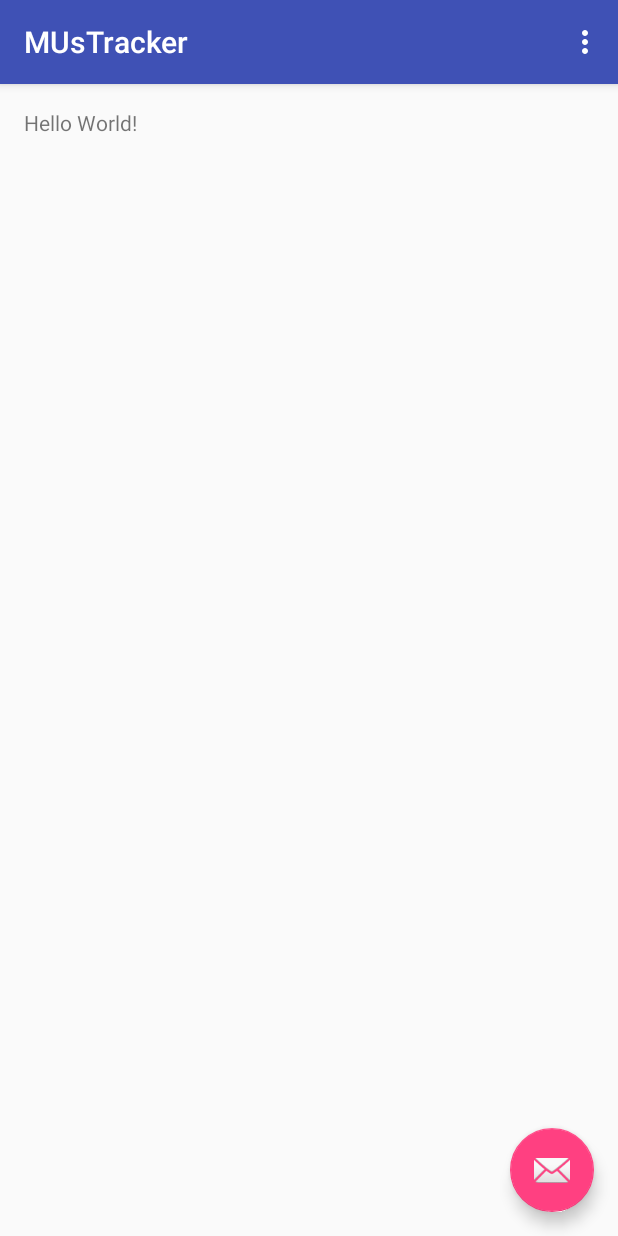
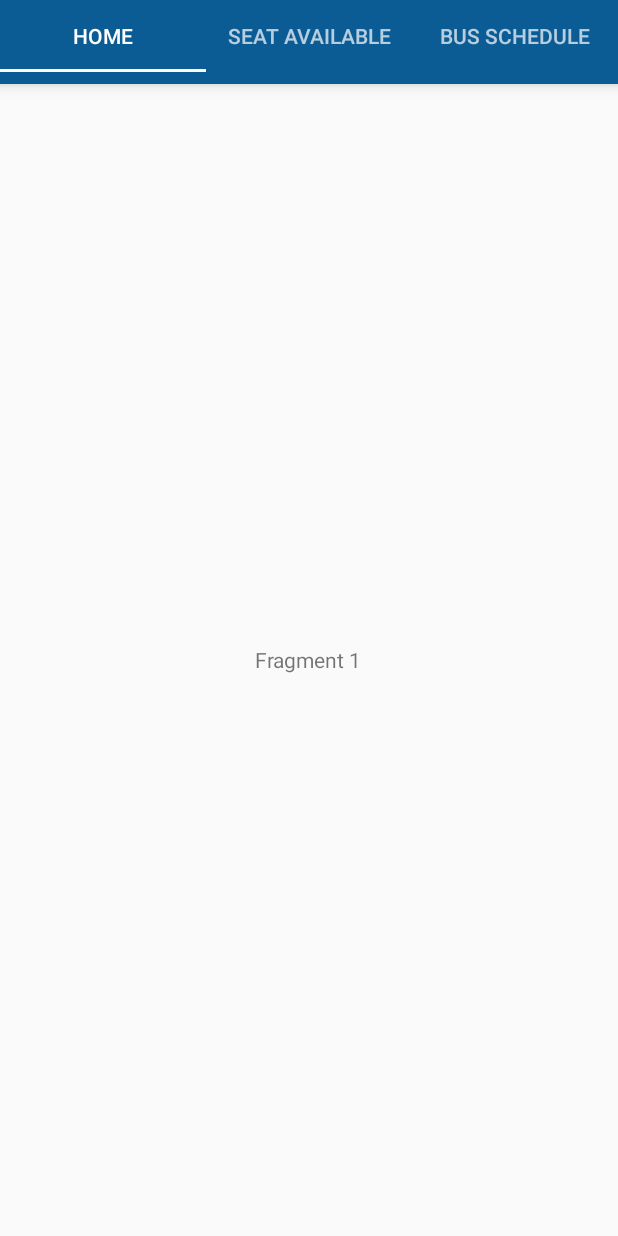
Before and after one commit to kotcharatp/MUsTracker, an Android app: the screen it shows after launch (MainActivity), on a phone screen of 412 x 824 dp. Run offline under Robolectric (Android 15) with nearby library versions, the phone set to English and light mode, and no system bars.

Commit message:
Tab menu bar

```diff
--- a/app/build.gradle
+++ b/app/build.gradle
@@ -24,4 +24,6 @@ dependencies {
     testCompile 'junit:junit:4.12'
     compile 'com.android.support:appcompat-v7:23.1.1'
     compile 'com.android.support:design:23.1.1'
+    compile 'com.android.support:support-v4:23.1.1'
+
 }
--- /dev/null
+++ b/app/src/main/java/com/bustracker/mustracker/FragmentTab1.java
@@ -0,0 +1,19 @@
+package com.bustracker.mustracker;
+
+/**
+ * Created by kotcharat on 1/31/16.
+ */
+import android.os.Bundle;
+import android.support.v4.app.Fragment;
+import android.view.LayoutInflater;
+import android.view.View;
+import android.view.ViewGroup;
+
+public class FragmentTab1 extends Fragment {
+    @Override
+    public View onCreateView(LayoutInflater inflater, ViewGroup container, Bundle savedInstanceState) {
+        View rootView = inflater.inflate(R.layout.fragment1, container, false);
+        return rootView;
+    }
+
+}
--- /dev/null
+++ b/app/src/main/java/com/bustracker/mustracker/FragmentTab2.java
@@ -0,0 +1,20 @@
+package com.bustracker.mustracker;
+
+/**
+ * Created by kotcharat on 1/31/16.
+ */
+import android.os.Bundle;
+import android.support.v4.app.Fragment;
+import android.view.LayoutInflater;
+import android.view.View;
+import android.view.ViewGroup;
+
+public class FragmentTab2 extends Fragment {
+    @Override
+    public View onCreateView(LayoutInflater inflater, ViewGroup container,
+                             Bundle savedInstanceState) {
+        View rootView = inflater.inflate(R.layout.fragment2, container, false);
+        return rootView;
+    }
+
+}
--- a/app/src/main/java/com/bustracker/mustracker/MainActivity.java
+++ b/app/src/main/java/com/bustracker/mustracker/MainActivity.java
@@ -1,23 +1,28 @@
 package com.bustracker.mustracker;
 
+import android.app.Fragment;
 import android.os.Bundle;
 import android.support.design.widget.FloatingActionButton;
 import android.support.design.widget.Snackbar;
+import android.support.design.widget.TabLayout;
+import android.support.v4.view.ViewPager;
+import android.support.v7.app.ActionBar;
+import android.support.v7.app.ActionBarActivity;
 import android.support.v7.app.AppCompatActivity;
 import android.support.v7.widget.Toolbar;
 import android.view.View;
 import android.view.Menu;
 import android.view.MenuItem;
 
-public class MainActivity extends AppCompatActivity {
+public class MainActivity extends ActionBarActivity {
 
     @Override
     protected void onCreate(Bundle savedInstanceState) {
         super.onCreate(savedInstanceState);
         setContentView(R.layout.activity_main);
         Toolbar toolbar = (Toolbar) findViewById(R.id.toolbar);
-        setSupportActionBar(toolbar);
 
+        /*
         FloatingActionButton fab = (FloatingActionButton) findViewById(R.id.fab);
         fab.setOnClickListener(new View.OnClickListener() {
             @Override
@@ -25,7 +30,36 @@ public class MainActivity extends AppCompatActivity {
                 Snackbar.make(view, "Replace with your own action", Snackbar.LENGTH_LONG)
                         .setAction("Action", null).show();
             }
+        }); */
+
+        TabLayout tabLayout = (TabLayout)findViewById(R.id.tab_layout);
+        tabLayout.addTab(tabLayout.newTab().setText("Home"));
+        tabLayout.addTab(tabLayout.newTab().setText("Seat Available"));
+        tabLayout.addTab(tabLayout.newTab().setText("Bus Schedule"));
+        tabLayout.setTabGravity(TabLayout.GRAVITY_FILL);
+
+        final ViewPager viewPager = (ViewPager) findViewById(R.id.pager);
+        final PagerAdapter adapter = new PagerAdapter
+                (getSupportFragmentManager(), tabLayout.getTabCount());
+        viewPager.setAdapter(adapter);
+        viewPager.addOnPageChangeListener(new TabLayout.TabLayoutOnPageChangeListener(tabLayout));
+        tabLayout.setOnTabSelectedListener(new TabLayout.OnTabSelectedListener() {
+            @Override
+            public void onTabSelected(TabLayout.Tab tab) {
+                viewPager.setCurrentItem(tab.getPosition());
+            }
+
+            @Override
+            public void onTabUnselected(TabLayout.Tab tab) {
+
+            }
+
+            @Override
+            public void onTabReselected(TabLayout.Tab tab) {
+
+            }
         });
+
     }
 
     @Override
@@ -33,6 +67,7 @@ public class MainActivity extends AppCompatActivity {
         // Inflate the menu; this adds items to the action bar if it is present.
         getMenuInflater().inflate(R.menu.menu_main, menu);
         return true;
+
     }
 
     @Override
@@ -43,10 +78,8 @@ public class MainActivity extends AppCompatActivity {
         int id = item.getItemId();
 
         //noinspection SimplifiableIfStatement
-        if (id == R.id.action_settings) {
-            return true;
-        }
 
         return super.onOptionsItemSelected(item);
+
     }
 }
--- /dev/null
+++ b/app/src/main/java/com/bustracker/mustracker/PagerAdapter.java
@@ -0,0 +1,40 @@
+package com.bustracker.mustracker;
+
+import android.support.v4.app.FragmentManager;
+import android.support.v4.app.Fragment;
+import android.support.v4.app.FragmentStatePagerAdapter;
+
+/**
+ * Created by kotcharat on 2/2/16.
+ */
+public class PagerAdapter extends FragmentStatePagerAdapter {
+    int mNumOfTabs;
+
+    public PagerAdapter(FragmentManager fm, int NumOfTabs) {
+        super(fm);
+        this.mNumOfTabs = NumOfTabs;
+    }
+
+    @Override
+    public Fragment getItem(int position) {
+
+        switch (position) {
+            case 0:
+                FragmentTab1 tab1 = new FragmentTab1();
+                return tab1;
+            case 1:
+                FragmentTab2 tab2 = new FragmentTab2();
+                return tab2;
+            case 2:
+                FragmentTab3 tab3 = new FragmentTab3();
+                return tab3;
+            default:
+                return null;
+        }
+    }
+
+    @Override
+    public int getCount() {
+        return mNumOfTabs;
+    }
+}
--- a/app/src/main/res/layout/activity_main.xml
+++ b/app/src/main/res/layout/activity_main.xml
@@ -1,34 +1,26 @@
-<?xml version="1.0" encoding="utf-8"?>
-<android.support.design.widget.CoordinatorLayout xmlns:android="http://schemas.android.com/apk/res/android"
+<RelativeLayout
+    android:id="@+id/main_layout"
+    xmlns:android="http://schemas.android.com/apk/res/android"
     xmlns:app="http://schemas.android.com/apk/res-auto"
     xmlns:tools="http://schemas.android.com/tools"
     android:layout_width="match_parent"
     android:layout_height="match_parent"
-    android:fitsSystemWindows="true"
-    tools:context="com.bustracker.mustracker.MainActivity">
+    tools:context=".MainActivity">
 
-    <android.support.design.widget.AppBarLayout
+    <android.support.design.widget.TabLayout
+        android:id="@+id/tab_layout"
         android:layout_width="match_parent"
         android:layout_height="wrap_content"
-        android:theme="@style/AppTheme.AppBarOverlay">
+        android:background="#0b5c94"
+        android:elevation="6dp"
+        android:minHeight="?attr/actionBarSize"
+        android:theme="@style/ThemeOverlay.AppCompat.Dark.ActionBar"
+        android:baselineAligned="false" />
 
-        <android.support.v7.widget.Toolbar
-            android:id="@+id/toolbar"
-            android:layout_width="match_parent"
-            android:layout_height="?attr/actionBarSize"
-            android:background="?attr/colorPrimary"
-            app:popupTheme="@style/AppTheme.PopupOverlay" />
+    <android.support.v4.view.ViewPager
+        android:id="@+id/pager"
+        android:layout_width="match_parent"
+        android:layout_height="fill_parent"
+        android:layout_below="@id/tab_layout"/>
 
-    </android.support.design.widget.AppBarLayout>
-
-    <include layout="@layout/content_main" />
-
-    <android.support.design.widget.FloatingActionButton
-        android:id="@+id/fab"
-        android:layout_width="wrap_content"
-        android:layout_height="wrap_content"
-        android:layout_gravity="bottom|end"
-        android:layout_margin="@dimen/fab_margin"
-        android:src="@android:drawable/ic_dialog_email" />
-
-</android.support.design.widget.CoordinatorLayout>
+</RelativeLayout>
--- a/app/src/main/res/layout/content_main.xml
+++ b/app/src/main/res/layout/content_main.xml
@@ -1,19 +1,37 @@
-<?xml version="1.0" encoding="utf-8"?>
-<RelativeLayout xmlns:android="http://schemas.android.com/apk/res/android"
+<RelativeLayout
+    android:id="@+id/main_layout"
+    xmlns:android="http://schemas.android.com/apk/res/android"
     xmlns:app="http://schemas.android.com/apk/res-auto"
     xmlns:tools="http://schemas.android.com/tools"
     android:layout_width="match_parent"
     android:layout_height="match_parent"
-    android:paddingBottom="@dimen/activity_vertical_margin"
-    android:paddingLeft="@dimen/activity_horizontal_margin"
-    android:paddingRight="@dimen/activity_horizontal_margin"
-    android:paddingTop="@dimen/activity_vertical_margin"
-    app:layout_behavior="@string/appbar_scrolling_view_behavior"
-    tools:context="com.bustracker.mustracker.MainActivity"
-    tools:showIn="@layout/activity_main">
+    tools:context=".MainActivity">
 
-    <TextView
-        android:layout_width="wrap_content"
+    <android.support.v7.widget.Toolbar
+        android:id="@+id/toolbar"
+        android:layout_width="match_parent"
         android:layout_height="wrap_content"
-        android:text="Hello World!" />
+        android:layout_alignParentTop="true"
+        android:background="?attr/colorPrimary"
+        android:elevation="6dp"
+        android:minHeight="?attr/actionBarSize"
+        android:theme="@style/ThemeOverlay.AppCompat.Dark.ActionBar"
+        app:popupTheme="@style/ThemeOverlay.AppCompat.Light"/>
+
+    <android.support.design.widget.TabLayout
+        android:id="@+id/tab_layout"
+        android:layout_width="match_parent"
+        android:layout_height="wrap_content"
+        android:layout_below="@+id/toolbar"
+        android:background="?attr/colorPrimary"
+        android:elevation="6dp"
+        android:minHeight="?attr/actionBarSize"
+        android:theme="@style/ThemeOverlay.AppCompat.Dark.ActionBar"/>
+
+    <android.support.v4.view.ViewPager
+        android:id="@+id/pager"
+        android:layout_width="match_parent"
+        android:layout_height="fill_parent"
+        android:layout_below="@id/tab_layout"/>
+
 </RelativeLayout>
--- /dev/null
+++ b/app/src/main/res/layout/fragment1.xml
@@ -0,0 +1,14 @@
+<RelativeLayout xmlns:android="http://schemas.android.com/apk/res/android"
+    xmlns:tools="http://schemas.android.com/tools"
+    android:layout_width="match_parent"
+    android:layout_height="match_parent"
+    android:orientation="vertical">
+
+    <TextView
+        android:layout_width="wrap_content"
+        android:layout_height="wrap_content"
+        android:layout_centerHorizontal="true"
+        android:layout_centerVertical="true"
+        android:text="Fragment 1" />
+
+</RelativeLayout>
--- a/app/src/main/res/menu/menu_main.xml
+++ b/app/src/main/res/menu/menu_main.xml
@@ -2,9 +2,6 @@
     xmlns:app="http://schemas.android.com/apk/res-auto"
     xmlns:tools="http://schemas.android.com/tools"
     tools:context="com.bustracker.mustracker.MainActivity">
-    <item
-        android:id="@+id/action_settings"
-        android:orderInCategory="100"
-        android:title="@string/action_settings"
-        app:showAsAction="never" />
+
+
 </menu>
--- a/app/src/main/res/values/colors.xml
+++ b/app/src/main/res/values/colors.xml
@@ -1,6 +1,9 @@
 <?xml version="1.0" encoding="utf-8"?>
 <resources>
-    <color name="colorPrimary">#3F51B5</color>
-    <color name="colorPrimaryDark">#303F9F</color>
-    <color name="colorAccent">#FF4081</color>
+    <color name="colorPrimary">#0b5c94</color>
+    <color name="colorPrimaryDark">#06365a</color>
+    <color name="colorAccent">#FFFFFF</color>
+    <color name="textColorPrimary">#FFFFFF</color>
+    <color name="windowBackground">#FFFFFF</color>
+    <color name="navigationBarColor">#000000</color>
 </resources>
--- a/app/src/main/res/values/dimens.xml
+++ b/app/src/main/res/values/dimens.xml
@@ -2,5 +2,7 @@
     <!-- Default screen margins, per the Android Design guidelines. -->
     <dimen name="activity_horizontal_margin">16dp</dimen>
     <dimen name="activity_vertical_margin">16dp</dimen>
+    <dimen name="tab_label">17sp</dimen>
     <dimen name="fab_margin">16dp</dimen>
+
 </resources>
--- a/app/src/main/res/values/strings.xml
+++ b/app/src/main/res/values/strings.xml
@@ -1,4 +1,7 @@
 <resources>
     <string name="app_name">MUsTracker</string>
     <string name="action_settings">Settings</string>
+
+    <!-- TODO: Remove or change this placeholder text -->
+    <string name="hello_blank_fragment">Hello blank fragment</string>
 </resources>
--- a/app/src/main/res/values/styles.xml
+++ b/app/src/main/res/values/styles.xml
@@ -1,7 +1,7 @@
 <resources>
 
     <!-- Base application theme. -->
-    <style name="AppTheme" parent="Theme.AppCompat.Light.DarkActionBar">
+    <style name="AppTheme" parent="Theme.AppCompat.Light.NoActionBar">
         <!-- Customize your theme here. -->
         <item name="colorPrimary">@color/colorPrimary</item>
         <item name="colorPrimaryDark">@color/colorPrimaryDark</item>
```
Also changed, not shown: app/src/main/java/com/bustracker/mustracker/FragmentTab3.java (added, +20 -0 lines), app/src/main/res/layout/fragment2.xml (added, +13 -0 lines), app/src/main/res/layout/fragment3.xml (added, +13 -0 lines).
